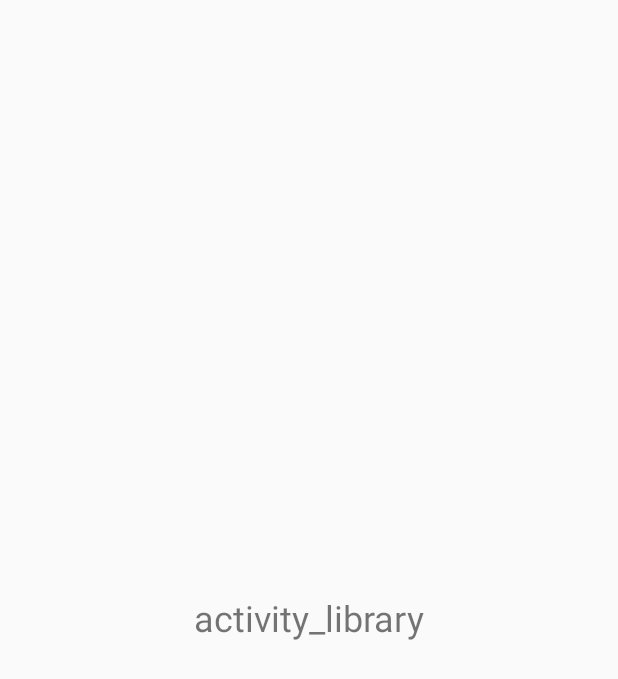
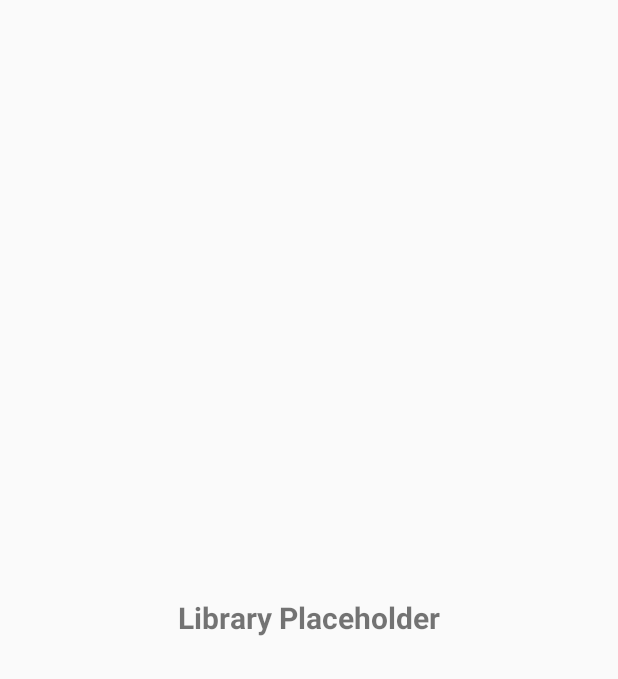
Before and after one commit to YstaticK/AiWorksApp, an Android app: the LibraryActivity screen opened directly, with no data from a screen before it, on a phone screen of 412 x 824 dp. Shown: the top 679 px of the screen. Run offline under Robolectric (Android 15) with nearby library versions, the phone set to English and light mode, and no system bars.

Commit message:
Add placeholder layout XMLs for all new activities

```diff
--- a/app/src/main/res/layout/activity_library.xml
+++ b/app/src/main/res/layout/activity_library.xml
@@ -2,12 +2,14 @@
 <LinearLayout xmlns:android="http://schemas.android.com/apk/res/android"
     android:layout_width="match_parent"
     android:layout_height="match_parent"
+    android:gravity="center"
     android:orientation="vertical"
-    android:gravity="center">
+    android:padding="16dp">
 
     <TextView
         android:layout_width="wrap_content"
         android:layout_height="wrap_content"
-        android:text="activity_library"
-        android:textSize="24sp"/>
+        android:text="Library Placeholder"
+        android:textSize="20sp"
+        android:textStyle="bold"/>
 </LinearLayout>
```
Also changed, not shown: app/src/main/res/layout/activity_generate_video.xml (+5 -3 lines), app/src/main/res/layout/activity_info.xml (+5 -3 lines), app/src/main/res/layout/activity_referencelibrary.xml (added, +15 -0 lines), app/src/main/res/layout/activity_settings.xml (+5 -3 lines).
